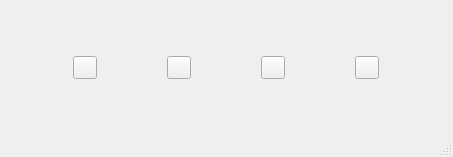
This is qwikaccess.ui in bollustrado/qwikaccess as Qt 5 draws it before an edit. The edited form follows.
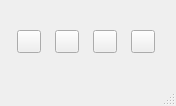
This is the edited form. Icons and pictures are not drawn.

Diff of the .ui file:
```diff
--- a/qwikaccess.ui
+++ b/qwikaccess.ui
@@ -6,16 +6,16 @@
    <rect>
     <x>0</x>
     <y>0</y>
-    <width>453</width>
-    <height>157</height>
+    <width>176</width>
+    <height>106</height>
    </rect>
   </property>
   <property name="windowTitle">
    <string>qwikaccess</string>
   </property>
   <widget class="QWidget" name="centralwidget">
-   <layout class="QHBoxLayout" name="horizontalLayout">
-    <item>
+   <layout class="QGridLayout" name="gridLayout">
+    <item row="0" column="0">
      <widget class="QToolButton" name="toolButton_wifi">
       <property name="toolTip">
        <string>&lt;html&gt;&lt;head/&gt;&lt;body&gt;&lt;p&gt;wifi on/off&lt;/p&gt;&lt;/body&gt;&lt;/html&gt;</string>
@@ -31,7 +31,7 @@
       </property>
      </widget>
     </item>
-    <item>
+    <item row="0" column="1">
      <widget class="QToolButton" name="toolButton_quickhotspot">
       <property name="toolTip">
        <string>&lt;html&gt;&lt;head/&gt;&lt;body&gt;&lt;p&gt;SSID: QuickHotspot&lt;/p&gt;&lt;p&gt;Password: pass123456789&lt;/p&gt;&lt;/body&gt;&lt;/html&gt;</string>
@@ -47,7 +47,7 @@
       </property>
      </widget>
     </item>
-    <item>
+    <item row="0" column="2">
      <widget class="QToolButton" name="toolButton_bluetooth">
       <property name="toolTip">
        <string>&lt;html&gt;&lt;head/&gt;&lt;body&gt;&lt;p&gt;Bluetooth on/off&lt;/p&gt;&lt;/body&gt;&lt;/html&gt;</string>
@@ -63,7 +63,7 @@
       </property>
      </widget>
     </item>
-    <item>
+    <item row="0" column="3">
      <widget class="QToolButton" name="toolButton_gps">
       <property name="toolTip">
        <string>&lt;html&gt;&lt;head/&gt;&lt;body&gt;&lt;p&gt;GPS on/off&lt;/p&gt;&lt;/body&gt;&lt;/html&gt;</string>
```
Left out of the diff: 2 changed lines with no effect on the pictures.
